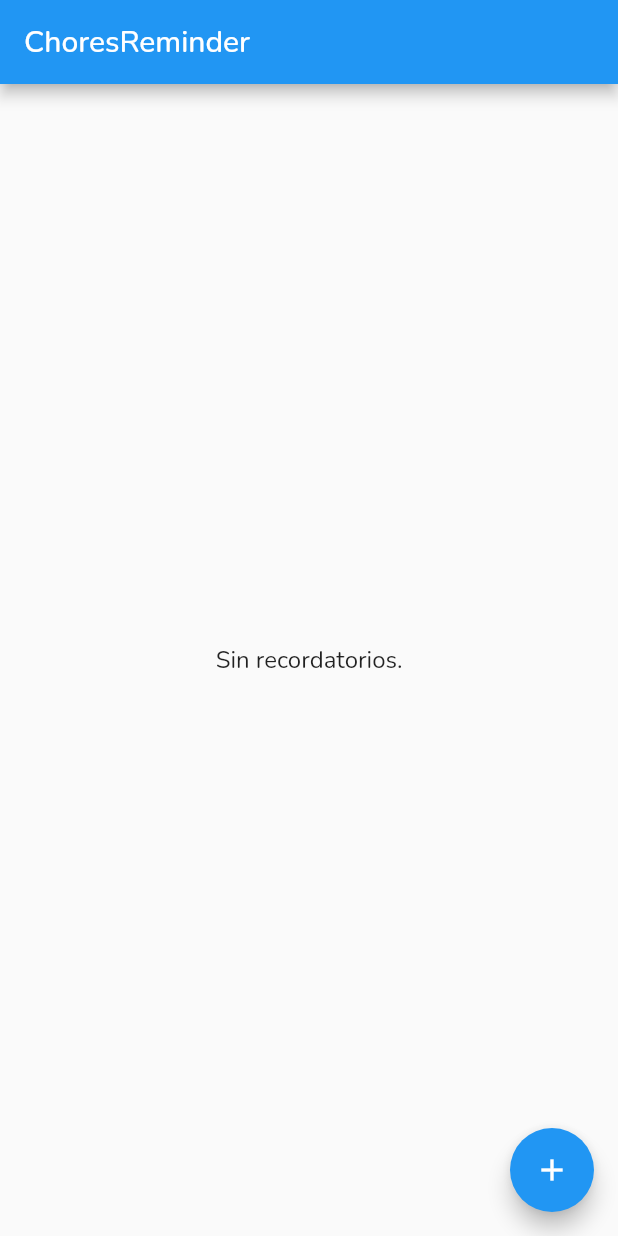
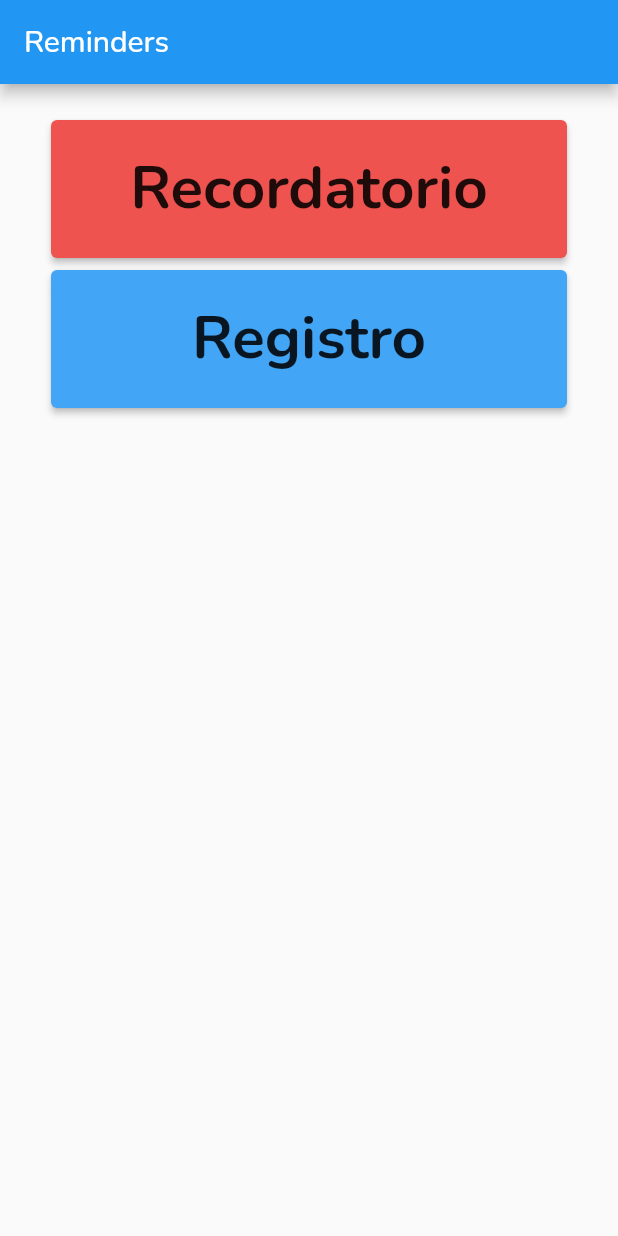
Before and after one commit to urielfuentes/phoneReminders, a Flutter app: the screen it shows after launch, on a phone screen of 412 x 824 dp. Run offline on Flutter 3.47's test engine with Material 2 defaults, Android fonts, the phone set to English and light mode, and no system bars; our stand-ins replace flutter_local_notifications, google_fonts, hive_flutter, timezone; missing offline and left inert: android_alarm_manager_plus; accounts and stored records are empty.

Commit message:
Adding HomeScreen and refactoring.

```diff
--- a/lib/home/home.dart
+++ b/lib/home/home.dart
@@ -1,99 +1,62 @@
 // ignore_for_file: prefer_const_constructors
 
 import 'package:choresreminder/main.dart';
-import 'package:choresreminder/updateChore/updateChore.dart';
+import 'package:choresreminder/reminders/updateChore/updateChore.dart';
 import 'package:choresreminder/services/date_service.dart';
 import 'package:flutter/material.dart';
 import 'package:hive_flutter/hive_flutter.dart';
 import 'package:choresreminder/models/chore.dart';
 
-import '../addChore/addChore.dart';
+import '../reminders/addChore/addChore.dart';
 
 class Home extends StatelessWidget {
   const Home({Key? key}) : super(key: key);
 
   @override
   Widget build(BuildContext context) {
-    Widget _buildDivider() => const SizedBox(height: 5);
-
     return Scaffold(
-        appBar: AppBar(title: const Text("ChoresReminder")),
-        body: ValueListenableBuilder(
-            valueListenable: Hive.box<Chore>(boxName).listenable(),
-            builder: (context, Box<Chore> box, _) {
-              if (box.values.isEmpty) {
-                return const Center(
-                  child: Text("Sin recordatorios."),
-                );
-              }
-              return Padding(
-                padding: const EdgeInsets.all(15),
-                child: ListView.builder(
-                    itemCount: box.length,
-                    itemBuilder: (context, index) {
-                      Chore chore = box.getAt(index)!;
-                      String choreString;
-                      if (chore.description.isNotEmpty) {
-                        choreString =
-                            "${chore.description}\n ${getFormattedDate(chore.expiryDate)}";
-                      } else {
-                        choreString = getFormattedDate(chore.expiryDate);
-                      }
-
-                      return Padding(
-                        padding: EdgeInsets.only(top: 8),
-                        child: ListTile(
-                          tileColor: getBackgroundColor(chore.expiryDate),
-                          shape: RoundedRectangleBorder(
-                              borderRadius:
-                                  BorderRadius.all(Radius.circular(8))),
-                          title: Text(chore.name,
-                              style: Theme.of(context).textTheme.headline5),
-                          subtitle: Text(choreString),
-                          isThreeLine: true,
-                          trailing: PopupMenuButton(
-                            itemBuilder: (ctx) => [
-                              PopupMenuItem(
-                                child: const Text("Eliminar"),
-                                onTap: () {
-                                  box.deleteAt(index);
-                                },
-                              ),
-                              PopupMenuItem(
-                                  child: const Text("Editar"),
-                                  onTap: () => Future(() =>
-                                      Navigator.of(context).push(
-                                        MaterialPageRoute(
-                                            builder: (context) => UpdateChore(
-                                                  choreKey: box.keyAt(index),
-                                                )),
-                                      ))),
-                            ],
-                          ),
-                        ),
-                      );
-                    }),
-              );
-            }),
-        floatingActionButton: Builder(
-          builder: (context) {
-            return FloatingActionButton(
-              child: const Icon(Icons.add),
-              onPressed: () {
-                Navigator.pushNamed(context, '/add');
-              },
-            );
-          },
-        ));
+        appBar: AppBar(title: const Text("Reminders")),
+        body: Padding(
+            padding: EdgeInsets.only(top: 20),
+            child: Center(
+              child: Padding(
+                padding: EdgeInsets.only(left: 30, right: 30),
+                child: Column(
+                  children: [
+                    InkWell(
+                      onTap: () => Navigator.pushNamed(context, '/reminders'),
+                      child: SizedBox(
+                        width: double.infinity,
+                        height: 100,
+                        child: Card(
+                            color: Colors.red.shade400,
+                            elevation: 2,
+                            child: Center(
+                                child: Text("Recordatorio",
+                                    style: Theme.of(context)
+                                        .textTheme
+                                        .headline1))),
+                      ),
+                    ),
+                    InkWell(
+                      child: SizedBox(
+                        width: double.infinity,
+                        height: 100,
+                        child: Card(
+                            color: Colors.blue.shade400,
+                            elevation: 2,
+                            child: Center(
+                                child: Text("Registro",
+                                    style: Theme.of(context)
+                                        .textTheme
+                                        .headline1))),
+                      ),
+                    )
+                  ],
+                ),
+              ),
+            )));
   }
 
-  Color getBackgroundColor(DateTime expiryDate) {
-    var now = DateTime.now();
-    var yesterdayAtMidNight = DateTime(now.year, now.month, now.day, 0, 1);
-    if (expiryDate.isAfter(yesterdayAtMidNight)) {
-      return Colors.blue.shade400;
-    } else {
-      return Colors.red.shade400;
-    }
-  }
+  void onFormSubmit() {}
 }
--- a/lib/addChore/addChore.dart
+++ b/lib/reminders/addChore/addChore.dart
@@ -5,7 +5,7 @@ import 'package:flutter/src/foundation/key.dart';
 import 'package:flutter/src/widgets/framework.dart';
 import 'package:hive_flutter/hive_flutter.dart';
 
-import '../models/chore.dart';
+import '../../models/chore.dart';
 
 enum TimeScope { days, weeks, months, years }
 
--- a/lib/updateChore/updateChore.dart
+++ b/lib/reminders/updateChore/updateChore.dart
@@ -3,8 +3,8 @@ import 'package:flutter/material.dart';
 import 'package:flutter/services.dart';
 import 'package:hive_flutter/hive_flutter.dart';
 
-import '../models/chore.dart';
-import '../services/date_service.dart';
+import '../../models/chore.dart';
+import '../../services/date_service.dart';
 
 enum TimeScope { days, weeks, months, years }
 
--- a/lib/routes.dart
+++ b/lib/routes.dart
@@ -1,10 +1,12 @@
-import 'package:choresreminder/addChore/addChore.dart';
-import 'package:choresreminder/updateChore/updateChore.dart';
+import 'package:choresreminder/reminders/addChore/addChore.dart';
+import 'package:choresreminder/reminders/home/homeReminders.dart';
+import 'package:choresreminder/reminders/updateChore/updateChore.dart';
 
 import 'home/home.dart';
 
 var appRoutes = {
   '/': (context) => const Home(),
-  '/add': (context) => AddChore(),
-  '/update': (context) => UpdateChore(),
+  '/reminders': (context) => const HomeReminders(),
+  '/addReminder': (context) => AddChore(),
+  '/updateReminder': (context) => UpdateChore(),
 };
--- a/lib/theme.dart
+++ b/lib/theme.dart
@@ -15,8 +15,7 @@ var appTheme = ThemeData(
       fontWeight: FontWeight.bold,
     ),
     headline1: TextStyle(
-      fontWeight: FontWeight.bold,
-    ),
+        fontWeight: FontWeight.bold, fontSize: 40, color: Colors.black87),
     subtitle1: TextStyle(
       color: Colors.black87,
     ),
--- a/pubspec.yaml
+++ b/pubspec.yaml
@@ -50,6 +50,12 @@ dev_dependencies:
   flutter_lints: ^2.0.0
   hive_generator: ^1.1.3
   build_runner: ^2.2.0
+
+  flutter_launcher_icons: "^0.9.3"
+
+flutter_icons:
+  android: true
+  image_path: "assets/icon/app_icon.png"
 # For information on the generic Dart part of this file, see the
 # following page: https://dart.dev/tools/pub/pubspec
 
```
Also changed, not shown: lib/reminders/home/homeReminders.dart (added, +105 -0 lines), lib/services/date_service.dart (+9 -1 lines), assets/icon/app_icon.png (added), pubspec.lock, 6 other files.
